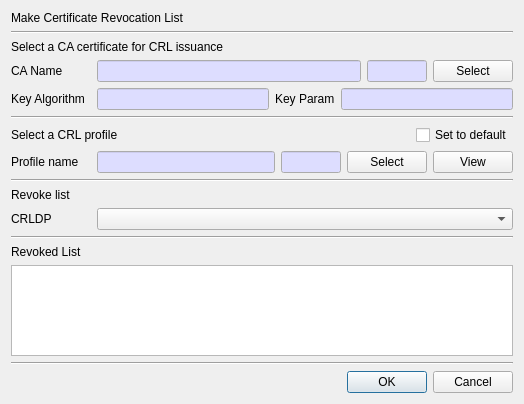
Before: the Qt Designer form CertMan/make_crl_dlg.ui in jykim74/CertMan, drawn with Qt 5.
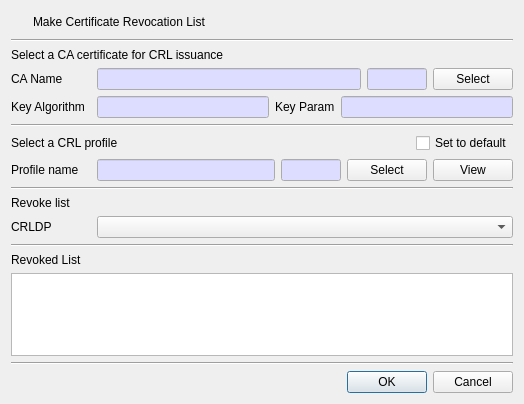
After: the same form once the commit is applied. Icons and pictures are not drawn.

Patch:
```diff
--- a/CertMan/make_crl_dlg.ui
+++ b/CertMan/make_crl_dlg.ui
@@ -15,11 +15,44 @@
   </property>
   <layout class="QVBoxLayout" name="verticalLayout">
    <item>
-    <widget class="QLabel" name="label">
-     <property name="text">
-      <string>Make Certificate Revocation List</string>
+    <layout class="QGridLayout" name="gridLayout_6">
+     <property name="topMargin">
+      <number>0</number>
      </property>
-    </widget>
+     <item row="0" column="1">
+      <widget class="QLabel" name="label">
+       <property name="text">
+        <string>Make Certificate Revocation List</string>
+       </property>
+      </widget>
+     </item>
+     <item row="0" column="0">
+      <widget class="QPushButton" name="pushButton">
+       <property name="minimumSize">
+        <size>
+         <width>16</width>
+         <height>0</height>
+        </size>
+       </property>
+       <property name="maximumSize">
+        <size>
+         <width>16</width>
+         <height>16777215</height>
+        </size>
+       </property>
+       <property name="text">
+        <string/>
+       </property>
+       <property name="icon">
+        <iconset resource="certman.qrc">
+         <normaloff>:/images/crl.png</normaloff>:/images/crl.png</iconset>
+       </property>
+       <property name="flat">
+        <bool>true</bool>
+       </property>
+      </widget>
+     </item>
+    </layout>
    </item>
    <item>
     <widget class="Line" name="line_3">
```
Left out of the diff: 4 changed lines with no effect on the pictures.
